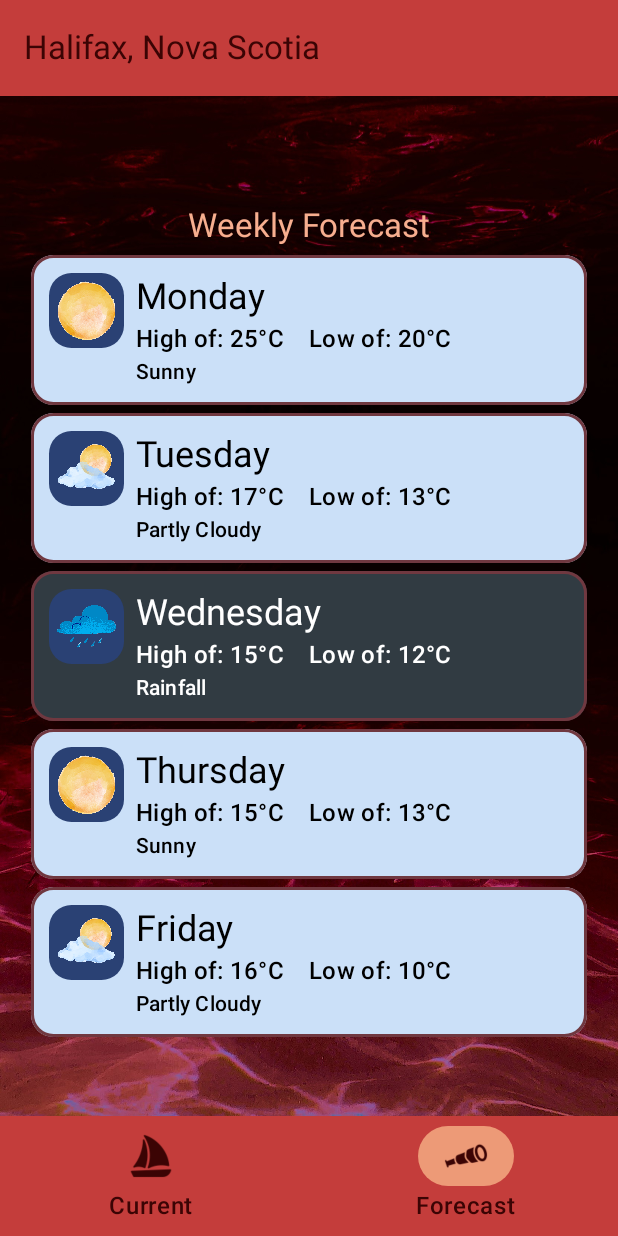
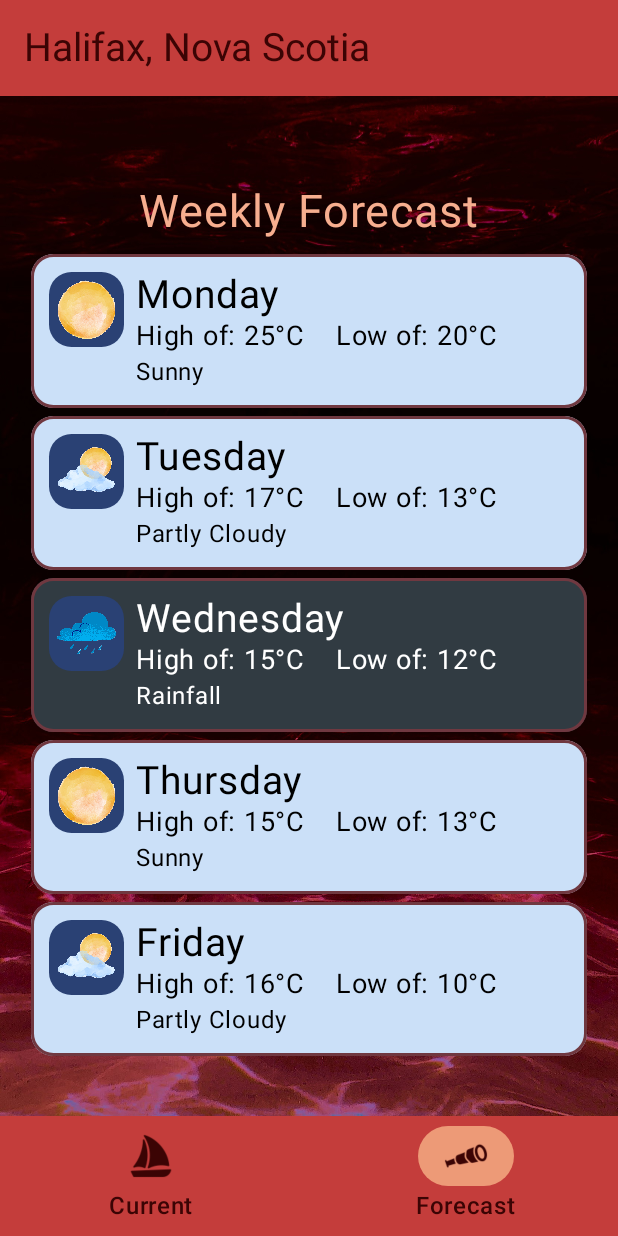
Before and after one commit to LadyJane1114/RedSky, an Android app built with Jetpack Compose: the screen it shows after launch (MainActivity), item 2 of the bottom bar chosen, on a phone screen of 412 x 824 dp. Run offline under Robolectric (Android 15) with nearby library versions, the phone set to English and light mode, and no system bars.

Commit message:
Updated font sizes

```diff
--- a/app/src/main/java/com/example/redsky/MainActivity.kt
+++ b/app/src/main/java/com/example/redsky/MainActivity.kt
@@ -65,7 +65,8 @@ fun DisplayUI() {
                     titleContentColor = BannerText
                 ),
                 title = {
-                    Text("Halifax, Nova Scotia")
+                    Text("Halifax, Nova Scotia",
+                        fontSize = 26.sp)
                 }
             )
         },
--- a/app/src/main/java/com/example/redsky/ui/screens/CurrentWeather.kt
+++ b/app/src/main/java/com/example/redsky/ui/screens/CurrentWeather.kt
@@ -17,6 +17,7 @@ import androidx.compose.ui.Modifier
 import androidx.compose.ui.graphics.Color
 import androidx.compose.ui.res.painterResource
 import androidx.compose.ui.unit.dp
+import androidx.compose.ui.unit.sp
 import com.example.redsky.models.Current
 import com.example.redsky.ui.theme.DayRain
 import com.example.redsky.ui.theme.SunnyBlue
@@ -56,22 +57,22 @@ fun CurrentWeather(current: Current) {
 
             Text(
                 text = "${current.temperature}°C",
-                style = MaterialTheme.typography.headlineLarge,
+                fontSize = 48.sp,
                 color = textColor
             )
             Spacer(modifier = Modifier.height(8.dp))
 
             Text(
                 text = current.condition,
-                style = MaterialTheme.typography.headlineMedium,
+                fontSize = 30.sp,
                 color = textColor
                 )
 
-            Spacer(modifier = Modifier.height(8.dp))
+            Spacer(modifier = Modifier.height(15.dp))
 
             Text(
                 text = "Precipitation: ${current.precipitationAmount}mm, ${current.precipitationType}",
-                style = MaterialTheme.typography.bodyLarge,
+                fontSize = 20.sp,
                 color = textColor
             )
 
@@ -79,7 +80,7 @@ fun CurrentWeather(current: Current) {
 
             Text(
                 text = "Wind: ${current.windSpeed}mph, ${current.windDirection}",
-                style = MaterialTheme.typography.bodyLarge,
+                fontSize = 20.sp,
                 color = textColor
             )
 
--- a/app/src/main/java/com/example/redsky/ui/screens/DailyForecast.kt
+++ b/app/src/main/java/com/example/redsky/ui/screens/DailyForecast.kt
@@ -31,6 +31,7 @@ import androidx.compose.ui.graphics.Color
 import androidx.compose.ui.layout.ContentScale
 import androidx.compose.ui.res.painterResource
 import androidx.compose.ui.unit.dp
+import androidx.compose.ui.unit.sp
 import com.example.redsky.R
 import com.example.redsky.models.Forecast
 import com.example.redsky.models.Current
@@ -85,9 +86,9 @@ fun ForecastList(forecasts: List<Forecast>) {
                 item {
                     Text(
                         modifier = Modifier
-                            .padding(bottom = 5.dp),
+                            .padding(bottom = 10.dp),
                         text = "Weekly Forecast",
-                        style = MaterialTheme.typography.titleLarge,
+                        fontSize = 30.sp,
                         color = SunriseHighlight
                     )
                 }
@@ -133,29 +134,29 @@ fun DailyForecast (forecast: Forecast){
             Column {
                 Text(
                     text = forecast.date,
-                    style = MaterialTheme.typography.headlineSmall,
+                    fontSize = 26.sp,
                     color = forecastTextColor
                 )
                 Text(
                     text = "High of: ${forecast.temperatureHigh}°C    Low of: ${forecast.temperatureLow}°C",
-                    style = MaterialTheme.typography.titleMedium,
+                    fontSize = 18.sp,
                     color = forecastTextColor
                 )
                 Text(
                     text = forecast.condition,
-                    style = MaterialTheme.typography.titleSmall,
+                    fontSize = 16.sp,
                     color = forecastTextColor
                 )
                 AnimatedVisibility(visible = isExpanded) {
                     Column {
                         Text(
                             text = "Precipitation: ${forecast.precipitationAmount}mm, ${forecast.precipitationType}",
-                            style = MaterialTheme.typography.bodyMedium,
+                            fontSize = 16.sp,
                             color = forecastTextColor
                         )
                         Text(
                             text = "Wind: ${forecast.windSpeed}mph, ${forecast.windDirection}",
-                            style = MaterialTheme.typography.bodyMedium,
+                            fontSize = 16.sp,
                             color = forecastTextColor
                         )
                     }
```
